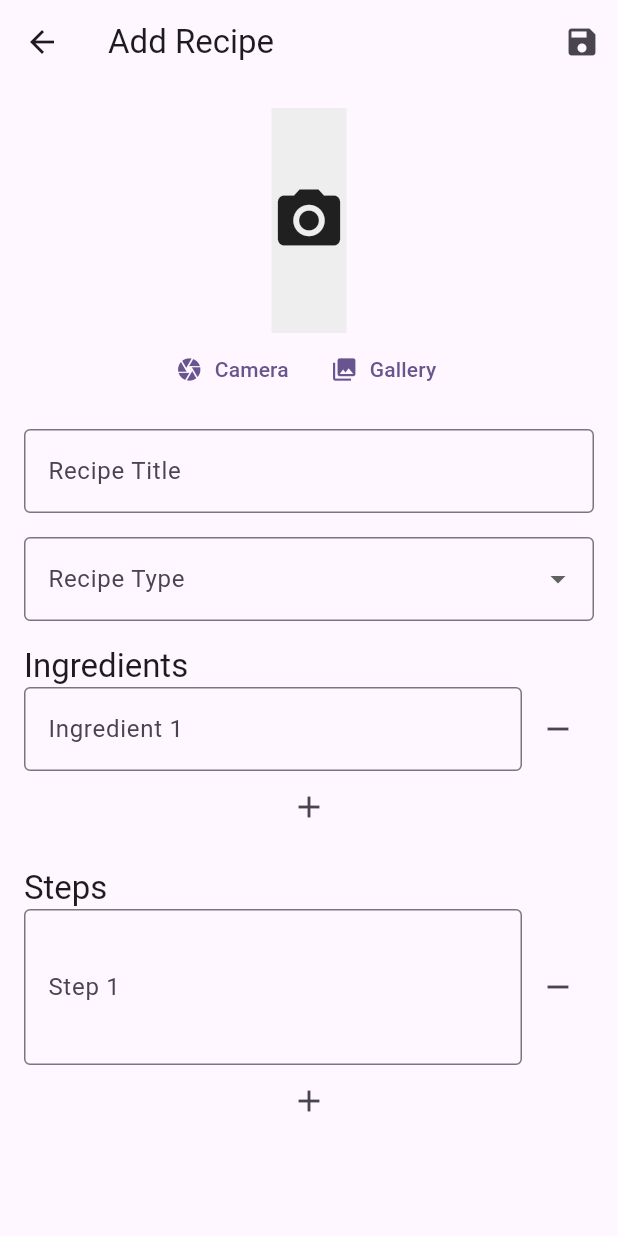
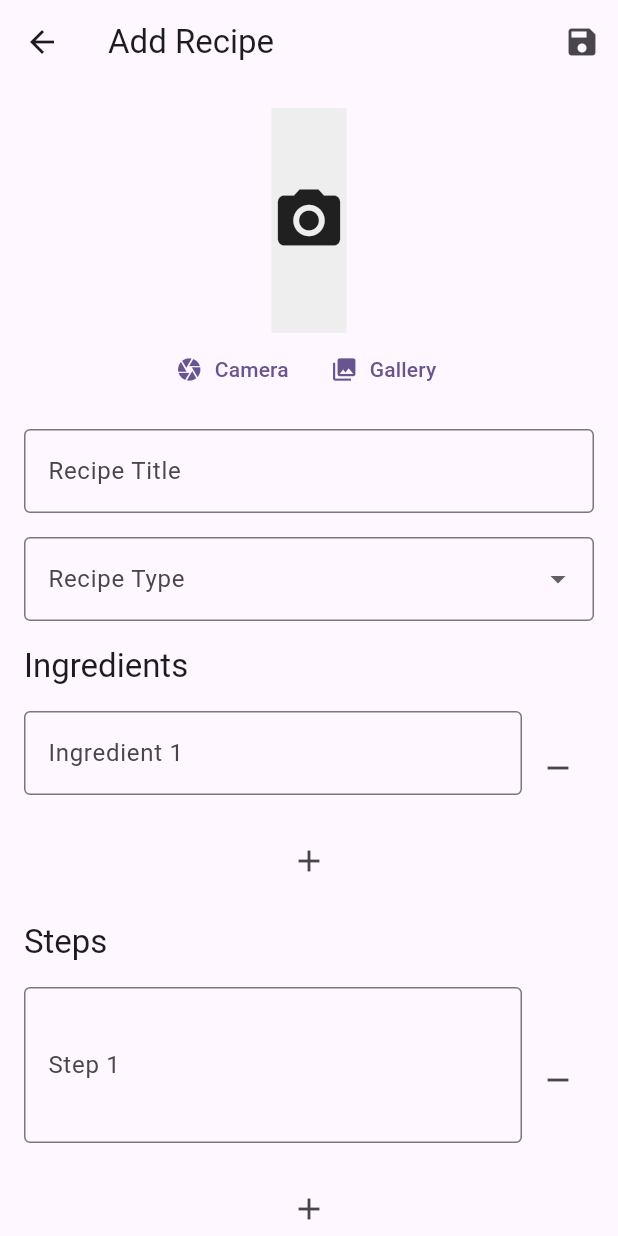
Before and after one commit to stboy99/recipe_demo_flutter, a Flutter app: the AddEditRecipeScreen screen opened by its route, on a phone screen of 412 x 824 dp. Run offline on Flutter 3.47's test engine with Material 3 defaults, Android fonts, the phone set to English and light mode, and no system bars; our stand-ins replace firebase_auth, firebase_core, go_router, hive, hive_flutter, image_picker; accounts and stored records are empty.

Commit message:
adjust spacing

```diff
--- a/lib/features/recipe/screens/recipe_update_create.dart
+++ b/lib/features/recipe/screens/recipe_update_create.dart
@@ -79,6 +79,7 @@ class _AddEditRecipeScreenState extends State<AddEditRecipeScreen> {
               _buildTypeDropdown(),
               SizedBox(height: 16),
               Text('Ingredients', style: Theme.of(context).textTheme.titleLarge),
+              SizedBox(height: 16),
               ..._buildIngredientFields(),
               IconButton(
                 icon: Icon(Icons.add),
@@ -90,6 +91,7 @@ class _AddEditRecipeScreenState extends State<AddEditRecipeScreen> {
               ),
               SizedBox(height: 16),
               Text('Steps', style: Theme.of(context).textTheme.titleLarge),
+              SizedBox(height: 16),
               ..._buildStepFields(),
               IconButton(
                 icon: Icon(Icons.add),
@@ -185,6 +187,8 @@ Widget _buildTypeDropdown() {
       return Row(
         children: [
           Expanded(
+            child: Padding(
+              padding: EdgeInsets.fromLTRB(0, 0, 0, 20),
               child: TextFormField(
                 controller: _ingredientControllers[index],
                 decoration: InputDecoration(
@@ -192,6 +196,7 @@ Widget _buildTypeDropdown() {
                   border: OutlineInputBorder(),
                 ),
                 validator: (value) => value!.isEmpty ? 'Please enter ingredient' : null,
+              ),
             ),
           ),
           IconButton(
@@ -212,6 +217,8 @@ Widget _buildTypeDropdown() {
       return Row(
         children: [
           Expanded(
+            child: Padding(
+              padding: EdgeInsets.fromLTRB(0, 0, 0, 20),
               child: TextFormField(
                 controller: _stepControllers[index],
                 maxLines: 3,
@@ -220,6 +227,7 @@ Widget _buildTypeDropdown() {
                   border: OutlineInputBorder(),
                 ),
                 validator: (value) => value!.isEmpty ? 'Please enter step' : null,
+              ),
             ),
           ),
           IconButton(
```
Lines whose indentation alone changed are shown as unchanged.
